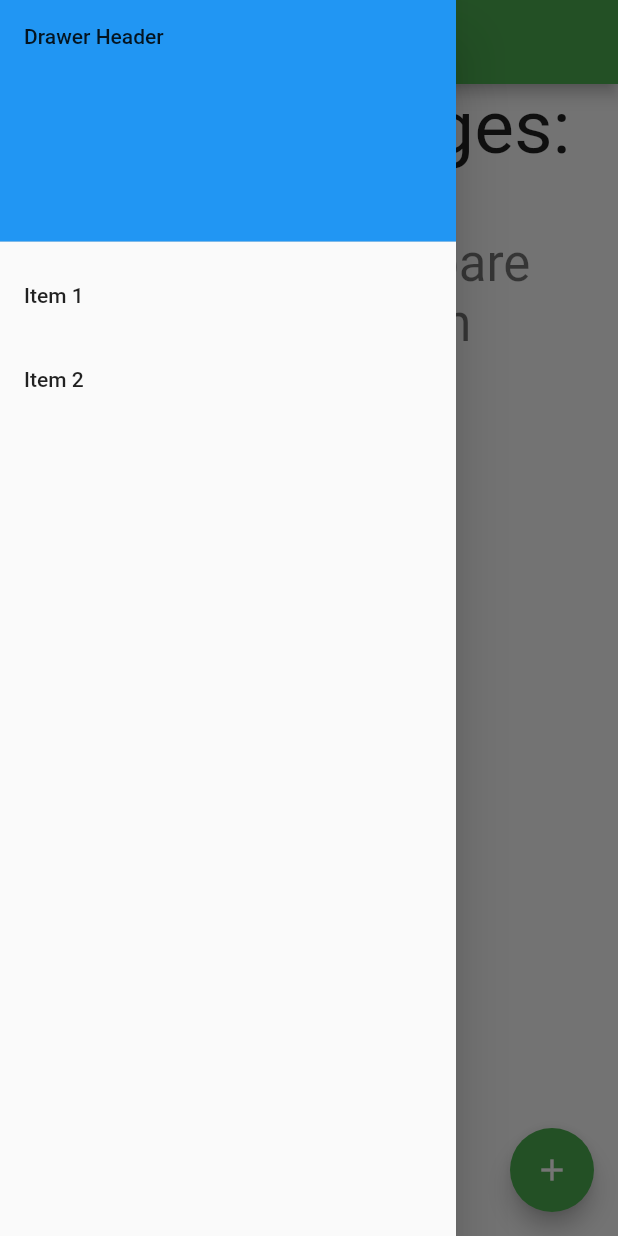
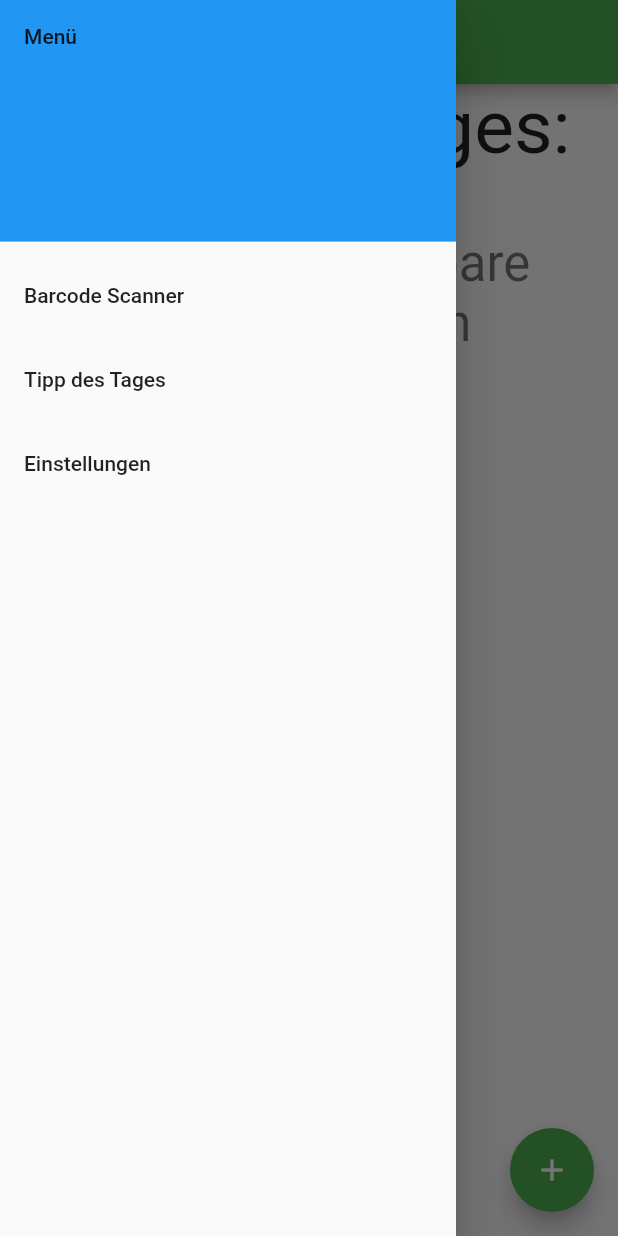
Before and after one commit to Paul595/imvelo, a Flutter app: the screen it shows after launch, with the side drawer open, on a phone screen of 412 x 824 dp. Run offline on Flutter 3.47's test engine with Material 2 defaults, Android fonts, the phone set to English and light mode, and no system bars.

Commit message:
Update main.dart

```diff
--- a/imvelo_flutter/imvelo_flutter/lib/main.dart
+++ b/imvelo_flutter/imvelo_flutter/lib/main.dart
@@ -115,13 +115,13 @@ class _MyHomePageState extends State<MyHomePage> {
           padding: EdgeInsets.zero,
           children: <Widget>[
             DrawerHeader(
-              child: Text('Drawer Header'),
+              child: Text('Menü'),
               decoration: BoxDecoration(
                 color: Colors.blue,
               ),
             ),
-            ListTile(
-              title: Text('Item 1'),
+             ListTile(
+              title: Text('Barcode Scanner'),
               onTap: () {
                 // Update the state of the app
                 // ...
@@ -130,7 +130,16 @@ class _MyHomePageState extends State<MyHomePage> {
               },
             ),
             ListTile(
-              title: Text('Item 2'),
+              title: Text('Tipp des Tages'),
+              onTap: () {
+                // Update the state of the app
+                // ...
+                // Then close the drawer
+                Navigator.pop(context);
+              },
+            ),
+            ListTile(
+              title: Text('Einstellungen'),
               onTap: () {
                 // Update the state of the app
                 // ...
```
